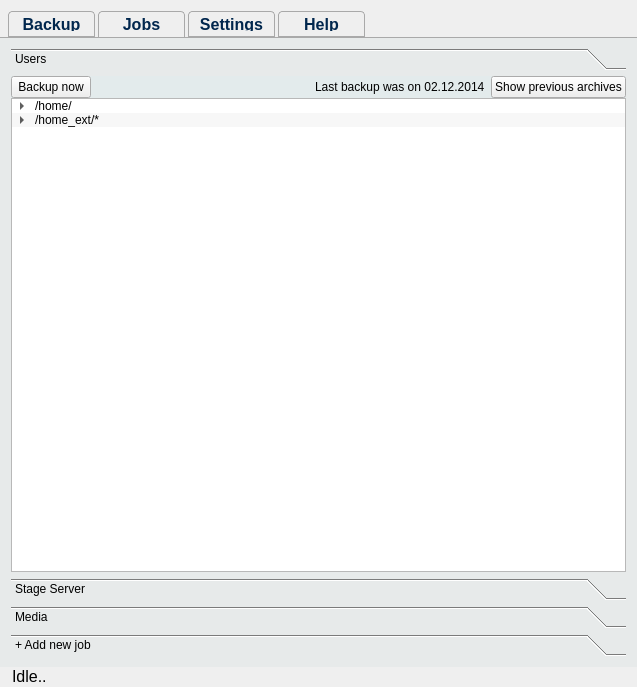
Above: mainwindow.ui from Tarsnap/tarsnap-gui before the change. Below: the same form after it.
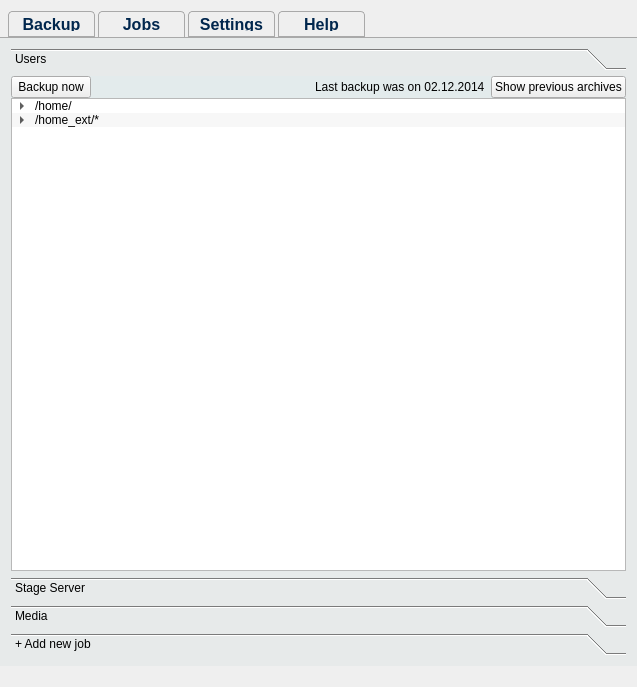
That is the form after the change. The open tabs and pages were chosen to show the change. Icons and pictures are not drawn. Custom widgets are drawn as their Qt base class.

What changed in the file:
```diff
--- a/mainwindow.ui
+++ b/mainwindow.ui
@@ -32,7 +32,7 @@
     <number>0</number>
    </property>
    <property name="bottomMargin">
-    <number>0</number>
+    <number>3</number>
    </property>
    <item>
     <widget class="QTabWidget" name="mainTabWidget">
@@ -307,7 +307,7 @@
             <x>0</x>
             <y>0</y>
             <width>597</width>
-            <height>463</height>
+            <height>458</height>
            </rect>
           </property>
           <property name="styleSheet">
@@ -1050,10 +1050,10 @@
        <number>0</number>
       </property>
       <property name="rightMargin">
-       <number>0</number>
+       <number>12</number>
       </property>
       <property name="bottomMargin">
-       <number>1</number>
+       <number>0</number>
       </property>
       <item>
        <widget class="QLabel" name="statusBarLabel">
@@ -1063,7 +1063,10 @@
          </font>
         </property>
         <property name="text">
-         <string>Idle..</string>
+         <string/>
+        </property>
+        <property name="elide" stdset="0">
+         <string>Qt::ElideRight</string>
         </property>
        </widget>
       </item>
@@ -1074,6 +1077,11 @@
  </widget>
  <layoutdefault spacing="6" margin="11"/>
  <customwidgets>
+  <customwidget>
+   <class>TextLabel</class>
+   <extends>QLabel</extends>
+   <header location="global">textlabel.h</header>
+  </customwidget>
   <customwidget>
    <class>BackupListWidget</class>
    <extends>QListWidget</extends>
```
Left out of the diff: 2 changed lines with no effect on the pictures.
